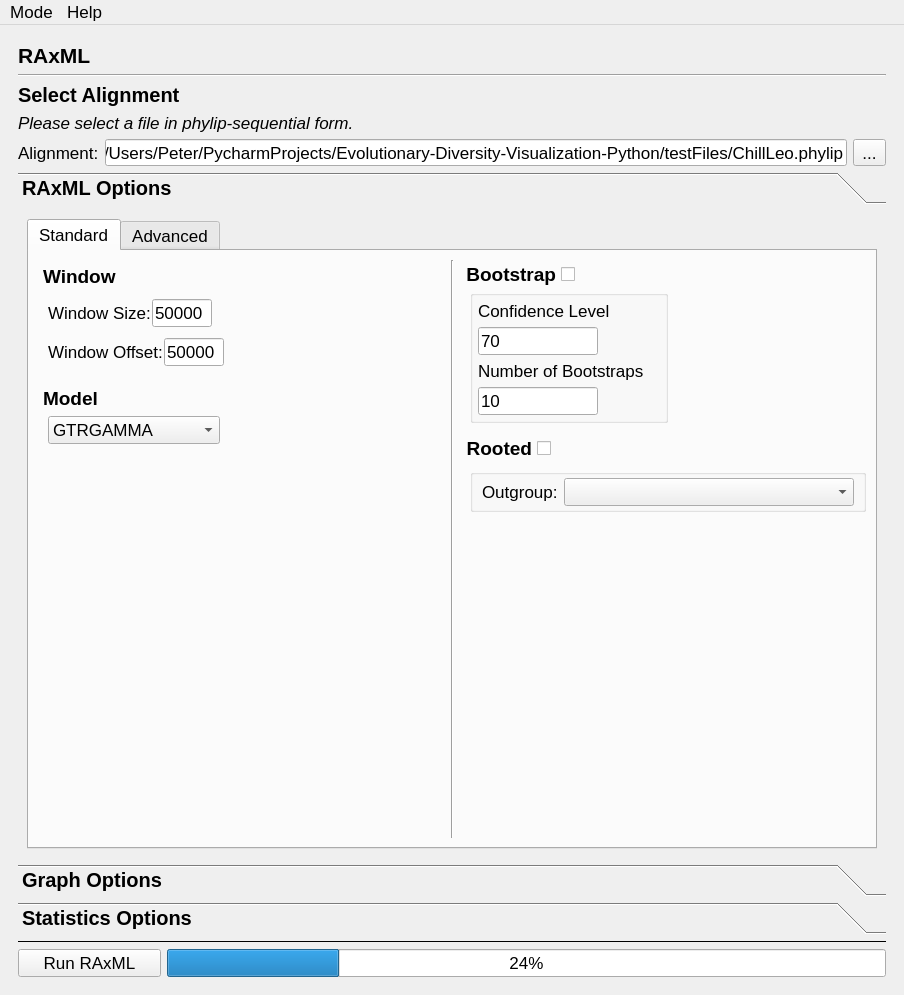
Above: module/gui_layout.ui from PeterDulworth/PhyloVis before the change. Below: the same form after it.
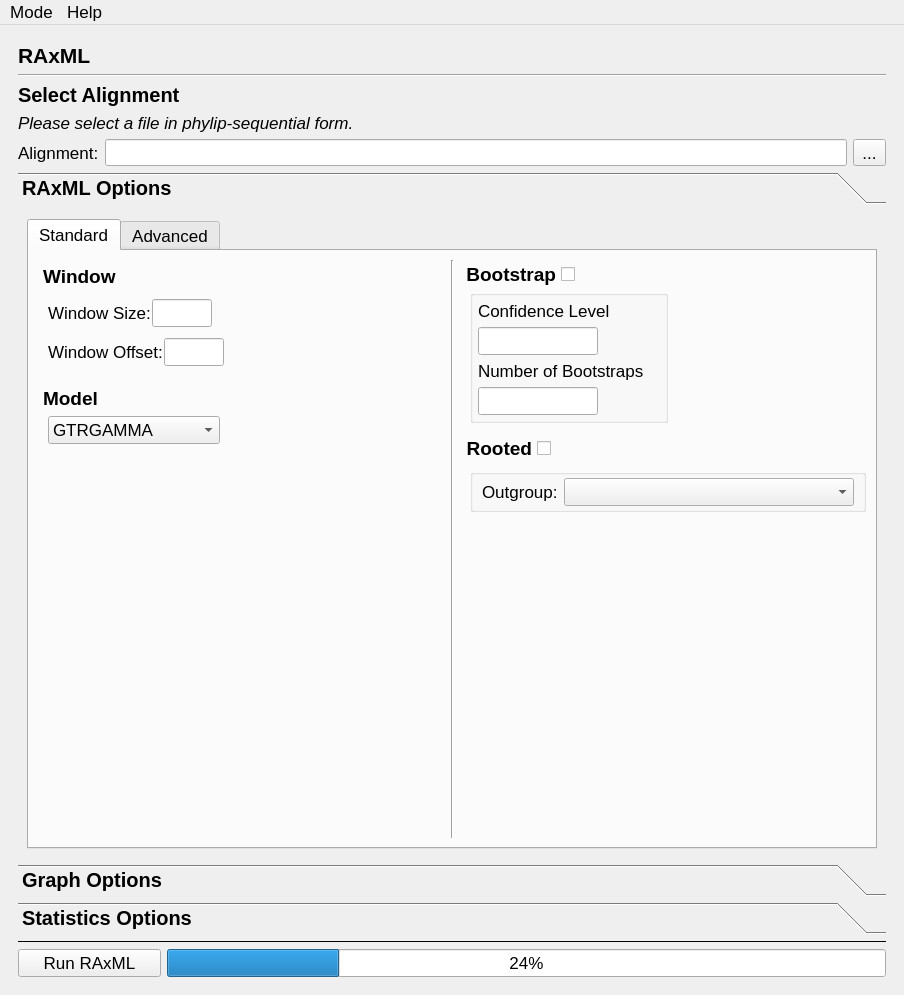
That is the form after the change. The open tabs and pages were chosen to show the change.

```diff
--- a/module/gui_layout.ui
+++ b/module/gui_layout.ui
@@ -320,7 +320,7 @@
                <enum>Qt::WheelFocus</enum>
               </property>
               <property name="text">
-               <string>/Users/Peter/PycharmProjects/Evolutionary-Diversity-Visualization-Python/testFiles/ChillLeo.phylip</string>
+               <string/>
               </property>
               <property name="alignment">
                <set>Qt::AlignJustify|Qt::AlignVCenter</set>
@@ -498,7 +498,7 @@
                          <set>Qt::ImhNone</set>
                         </property>
                         <property name="text">
-                         <string>50000</string>
+                         <string/>
                         </property>
                         <property name="placeholderText">
                          <string/>
@@ -566,7 +566,7 @@
                          <enum>Qt::WheelFocus</enum>
                         </property>
                         <property name="text">
-                         <string>50000</string>
+                         <string/>
                         </property>
                        </widget>
                       </item>
@@ -810,7 +810,7 @@
                             </font>
                            </property>
                            <property name="text">
-                            <string>70</string>
+                            <string/>
                            </property>
                           </widget>
                          </item>
@@ -843,7 +843,7 @@
                             </font>
                            </property>
                            <property name="text">
-                            <string>10</string>
+                            <string/>
                            </property>
                           </widget>
                          </item>
```
Left out of the diff: 14 changed lines with no effect on the pictures.
